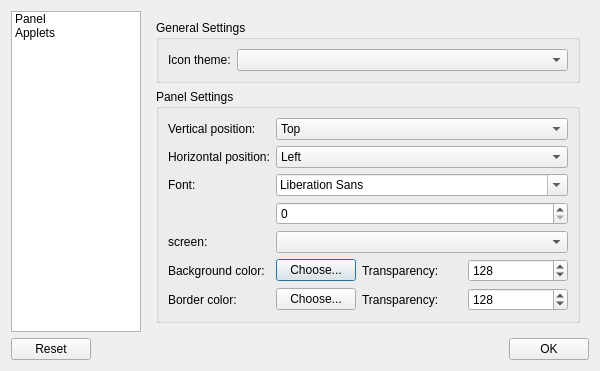
developing4all/hdepanel, file lib/panelsettings.ui: the form before one commit.
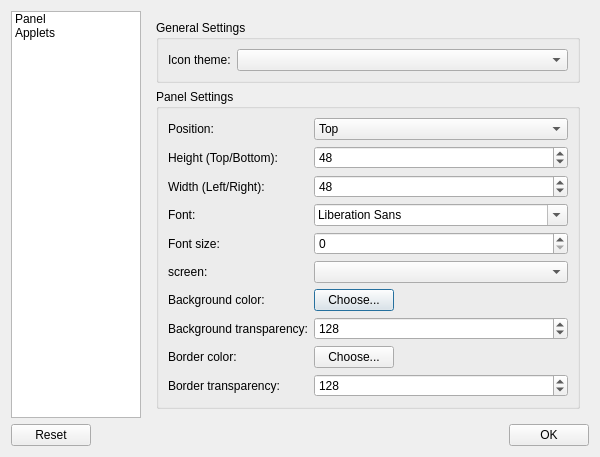
The form after the commit. Icons and pictures are not drawn.

Commit message: Panel position supports Right and Left beside Top and Bottom

Diff of the .ui file:
```diff
--- a/lib/panelsettings.ui
+++ b/lib/panelsettings.ui
@@ -86,7 +86,7 @@
             <item row="1" column="0">
              <widget class="QLabel" name="verticalPositionLabel">
               <property name="text">
-               <string>&lt;html&gt;&lt;head/&gt;&lt;body&gt;&lt;p&gt;Vertical position:&lt;/p&gt;&lt;/body&gt;&lt;/html&gt;</string>
+               <string>&lt;html&gt;&lt;head/&gt;&lt;body&gt;&lt;p&gt;Position:&lt;/p&gt;&lt;/body&gt;&lt;/html&gt;</string>
               </property>
              </widget>
             </item>
@@ -102,17 +102,6 @@
                 <string>Bottom</string>
                </property>
               </item>
-             </widget>
-            </item>
-            <item row="2" column="0">
-             <widget class="QLabel" name="horizontalPositionLabel">
-              <property name="text">
-               <string>&lt;html&gt;&lt;head/&gt;&lt;body&gt;&lt;p&gt;Horizontal position:&lt;/p&gt;&lt;/body&gt;&lt;/html&gt;</string>
-              </property>
-             </widget>
-            </item>
-            <item row="2" column="1">
-             <widget class="QComboBox" name="horizontalPosition">
               <item>
                <property name="text">
                 <string>Left</string>
@@ -130,14 +119,54 @@
               </item>
              </widget>
             </item>
+            <item row="2" column="0">
+             <widget class="QLabel" name="panelHeightLabel">
+              <property name="text">
+               <string>Height (Top/Bottom):</string>
+              </property>
+             </widget>
+            </item>
+            <item row="2" column="1">
+             <widget class="QSpinBox" name="panelHeight">
+              <property name="minimum">
+               <number>24</number>
+              </property>
+              <property name="maximum">
+               <number>200</number>
+              </property>
+              <property name="value">
+               <number>48</number>
+              </property>
+             </widget>
+            </item>
             <item row="3" column="0">
+             <widget class="QLabel" name="panelWidthLabel">
+              <property name="text">
+               <string>Width (Left/Right):</string>
+              </property>
+             </widget>
+            </item>
+            <item row="3" column="1">
+             <widget class="QSpinBox" name="panelWidth">
+              <property name="minimum">
+               <number>24</number>
+              </property>
+              <property name="maximum">
+               <number>200</number>
+              </property>
+              <property name="value">
+               <number>48</number>
+              </property>
+             </widget>
+            </item>
+            <item row="4" column="0">
              <widget class="QLabel" name="fontLabel">
               <property name="text">
                <string>Font:</string>
               </property>
              </widget>
             </item>
-            <item row="3" column="1">
+            <item row="4" column="1">
              <widget class="QFontComboBox" name="font">
               <property name="enabled">
                <bool>true</bool>
@@ -145,28 +174,33 @@
              </widget>
             </item>
             <item row="5" column="0">
-             <widget class="QLabel" name="label">
+             <widget class="QLabel" name="fontSizeLabel">
               <property name="text">
-               <string>screen:</string>
+               <string>Font size:</string>
               </property>
              </widget>
             </item>
             <item row="5" column="1">
-             <widget class="QComboBox" name="screen"/>
-            </item>
-            <item row="4" column="1">
              <widget class="QSpinBox" name="fontSize"/>
             </item>
             <item row="6" column="0">
+             <widget class="QLabel" name="label">
+              <property name="text">
+               <string>screen:</string>
+              </property>
+             </widget>
+            </item>
+            <item row="6" column="1">
+             <widget class="QComboBox" name="screen"/>
+            </item>
+            <item row="7" column="0">
              <widget class="QLabel" name="backgroundColorLabel">
               <property name="text">
                <string>Background color:</string>
               </property>
              </widget>
             </item>
-            <item row="6" column="1">
-             <layout class="QHBoxLayout" name="backgroundColorLayout">
-              <item>
+            <item row="7" column="1">
                <widget class="QPushButton" name="backgroundColorButton">
                 <property name="text">
                  <string>Choose...</string>
@@ -185,14 +219,14 @@
                 </property>
                </widget>
               </item>
-              <item>
+            <item row="8" column="0">
                <widget class="QLabel" name="backgroundColorTransparencyLabel">
                 <property name="text">
-                 <string>Transparency:</string>
+               <string>Background transparency:</string>
                 </property>
                </widget>
               </item>
-              <item>
+            <item row="8" column="1">
                <widget class="QSpinBox" name="backgroundColorTransparency">
                 <property name="minimum">
                  <number>0</number>
@@ -205,18 +239,14 @@
                 </property>
                </widget>
               </item>
-             </layout>
-            </item>
-            <item row="7" column="0">
+            <item row="9" column="0">
              <widget class="QLabel" name="borderColorLabel">
               <property name="text">
                <string>Border color:</string>
               </property>
              </widget>
             </item>
-            <item row="7" column="1">
-             <layout class="QHBoxLayout" name="borderColorLayout">
-              <item>
+            <item row="9" column="1">
                <widget class="QPushButton" name="borderColorButton">
                 <property name="text">
                  <string>Choose...</string>
@@ -235,14 +265,14 @@
                 </property>
                </widget>
               </item>
-              <item>
+            <item row="10" column="0">
                <widget class="QLabel" name="borderColorTransparencyLabel">
                 <property name="text">
-                 <string>Transparency:</string>
+               <string>Border transparency:</string>
                 </property>
                </widget>
               </item>
-              <item>
+            <item row="10" column="1">
                <widget class="QSpinBox" name="borderColorTransparency">
                 <property name="minimum">
                  <number>0</number>
@@ -254,8 +284,6 @@
                  <number>128</number>
                 </property>
                </widget>
-              </item>
-             </layout>
             </item>
            </layout>
           </widget>
```
Left out of the diff: 9 changed lines with no effect on the pictures. Lines whose indentation alone changed are shown as unchanged. The commit also changes 23 other files.
